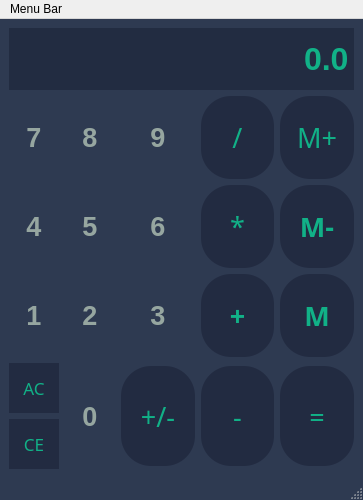
Qt form Calculator_Project/calculator.ui (BartlomiejGajdur/QT) before a commit.
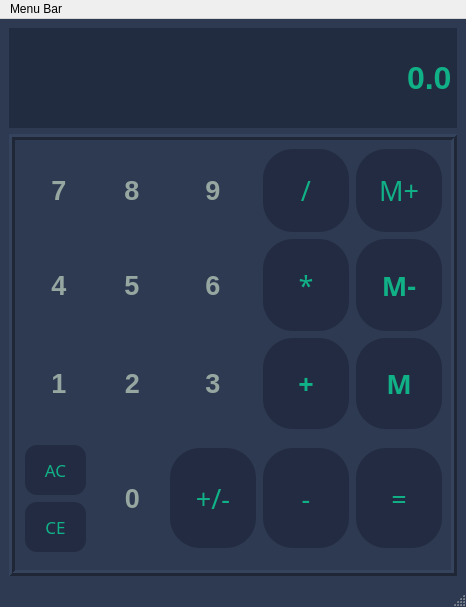
The same form after that commit.

Diff of the .ui file:
```diff
--- a/Calculator_Project/calculator.ui
+++ b/Calculator_Project/calculator.ui
@@ -6,8 +6,8 @@
    <rect>
     <x>0</x>
     <y>0</y>
-    <width>363</width>
-    <height>500</height>
+    <width>466</width>
+    <height>607</height>
    </rect>
   </property>
   <property name="sizePolicy">
@@ -43,9 +43,62 @@
 }</string>
    </property>
    <layout class="QGridLayout" name="gridLayout">
+    <item row="0" column="0">
+     <widget class="QLineEdit" name="Display">
+      <property name="sizePolicy">
+       <sizepolicy hsizetype="Ignored" vsizetype="MinimumExpanding">
+        <horstretch>0</horstretch>
+        <verstretch>0</verstretch>
+       </sizepolicy>
+      </property>
+      <property name="maximumSize">
+       <size>
+        <width>16777215</width>
+        <height>100</height>
+       </size>
+      </property>
+      <property name="font">
+       <font>
+        <family>Arial</family>
+        <pointsize>24</pointsize>
+        <bold>true</bold>
+       </font>
+      </property>
+      <property name="styleSheet">
+       <string notr="true">QLineEdit{
+	background-color: rgba(34,44,65,255);
+	color:rgba(17,177,135,255) ;
+	border: 2px solid rgba(34,44,65,255);
+
+}</string>
+      </property>
+      <property name="text">
+       <string>0.0</string>
+      </property>
+      <property name="alignment">
+       <set>Qt::AlignRight|Qt::AlignTrailing|Qt::AlignVCenter</set>
+      </property>
+     </widget>
+    </item>
     <item row="1" column="0">
+     <widget class="QFrame" name="">
+      <property name="frameShape">
+       <enum>QFrame::Box</enum>
+      </property>
+      <property name="frameShadow">
+       <enum>QFrame::Raised</enum>
+      </property>
+      <property name="lineWidth">
+       <number>3</number>
+      </property>
+      <property name="midLineWidth">
+       <number>0</number>
+      </property>
      <layout class="QGridLayout" name="Layout">
-      <item row="2" column="3">
+       <property name="spacing">
+        <number>7</number>
+       </property>
+       <item row="1" column="3">
        <widget class="QPushButton" name="Multiply">
         <property name="sizePolicy">
          <sizepolicy hsizetype="Expanding" vsizetype="Expanding">
@@ -95,7 +148,210 @@
         </property>
        </widget>
       </item>
-      <item row="3" column="4">
+       <item row="2" column="0" alignment="Qt::AlignHCenter|Qt::AlignVCenter">
+        <widget class="QPushButton" name="Button1">
+         <property name="sizePolicy">
+          <sizepolicy hsizetype="Preferred" vsizetype="Expanding">
+           <horstretch>0</horstretch>
+           <verstretch>0</verstretch>
+          </sizepolicy>
+         </property>
+         <property name="minimumSize">
+          <size>
+           <width>50</width>
+           <height>50</height>
+          </size>
+         </property>
+         <property name="maximumSize">
+          <size>
+           <width>100</width>
+           <height>100</height>
+          </size>
+         </property>
+         <property name="font">
+          <font>
+           <pointsize>20</pointsize>
+           <bold>true</bold>
+          </font>
+         </property>
+         <property name="styleSheet">
+          <string notr="true">QPushButton{
+background-color: rgba(46,58,81,255);
+color: rgba(150,166,160,255);
+border: transparent;
+}
+
+QPushButton:pressed{
+	background-color: rgba(46,58,81,255);
+	color: rgb(255, 255, 255);
+}
+
+QPushButton:hover{
+	background-color: rgba(46,58,81,255);
+	color: rgb(255, 255, 255);
+}</string>
+         </property>
+         <property name="text">
+          <string>1</string>
+         </property>
+         <attribute name="buttonGroup">
+          <string notr="true">buttonGroup</string>
+         </attribute>
+        </widget>
+       </item>
+       <item row="1" column="0" alignment="Qt::AlignHCenter|Qt::AlignVCenter">
+        <widget class="QPushButton" name="Button4">
+         <property name="sizePolicy">
+          <sizepolicy hsizetype="Preferred" vsizetype="Expanding">
+           <horstretch>0</horstretch>
+           <verstretch>0</verstretch>
+          </sizepolicy>
+         </property>
+         <property name="minimumSize">
+          <size>
+           <width>50</width>
+           <height>50</height>
+          </size>
+         </property>
+         <property name="maximumSize">
+          <size>
+           <width>100</width>
+           <height>100</height>
+          </size>
+         </property>
+         <property name="font">
+          <font>
+           <pointsize>20</pointsize>
+           <bold>true</bold>
+          </font>
+         </property>
+         <property name="styleSheet">
+          <string notr="true">QPushButton{
+background-color: rgba(46,58,81,255);
+color: rgba(150,166,160,255);
+border: transparent;
+}
+
+QPushButton:pressed{
+	background-color: rgba(46,58,81,255);
+	color: rgb(255, 255, 255);
+}
+
+QPushButton:hover{
+	background-color: rgba(46,58,81,255);
+	color: rgb(255, 255, 255);
+}</string>
+         </property>
+         <property name="text">
+          <string>4</string>
+         </property>
+         <attribute name="buttonGroup">
+          <string notr="true">buttonGroup</string>
+         </attribute>
+        </widget>
+       </item>
+       <item row="3" column="3">
+        <widget class="QPushButton" name="Substract">
+         <property name="sizePolicy">
+          <sizepolicy hsizetype="Fixed" vsizetype="Fixed">
+           <horstretch>100</horstretch>
+           <verstretch>0</verstretch>
+          </sizepolicy>
+         </property>
+         <property name="minimumSize">
+          <size>
+           <width>61</width>
+           <height>83</height>
+          </size>
+         </property>
+         <property name="maximumSize">
+          <size>
+           <width>100</width>
+           <height>100</height>
+          </size>
+         </property>
+         <property name="font">
+          <font>
+           <family>Segoe Script</family>
+           <pointsize>20</pointsize>
+           <bold>false</bold>
+          </font>
+         </property>
+         <property name="styleSheet">
+          <string notr="true">QPushButton{
+	background-color: rgba(34,43,65,255);
+	
+	color:rgba(17,177,135,255) ;
+ 	border-radius: 30px;
+}
+
+QPushButton:pressed{
+	background-color: #A9A9A9;
+	color: black;
+}
+
+QPushButton:hover {
+    color: #EA382A; 
+    background-color: #ffffff; 
+}</string>
+         </property>
+         <property name="text">
+          <string>-</string>
+         </property>
+        </widget>
+       </item>
+       <item row="0" column="2" alignment="Qt::AlignHCenter|Qt::AlignVCenter">
+        <widget class="QPushButton" name="Button9">
+         <property name="sizePolicy">
+          <sizepolicy hsizetype="Preferred" vsizetype="Expanding">
+           <horstretch>0</horstretch>
+           <verstretch>0</verstretch>
+          </sizepolicy>
+         </property>
+         <property name="minimumSize">
+          <size>
+           <width>50</width>
+           <height>50</height>
+          </size>
+         </property>
+         <property name="maximumSize">
+          <size>
+           <width>100</width>
+           <height>100</height>
+          </size>
+         </property>
+         <property name="font">
+          <font>
+           <pointsize>20</pointsize>
+           <bold>true</bold>
+          </font>
+         </property>
+         <property name="styleSheet">
+          <string notr="true">QPushButton{
+background-color: rgba(46,58,81,255);
+color: rgba(150,166,160,255);
+border: transparent;
+}
+
+QPushButton:pressed{
+	background-color: rgba(46,58,81,255);
+	color: rgb(255, 255, 255);
+}
+
+QPushButton:hover{
+	background-color: rgba(46,58,81,255);
+	color: rgb(255, 255, 255);
+}</string>
+         </property>
+         <property name="text">
+          <string>9</string>
+         </property>
+         <attribute name="buttonGroup">
+          <string notr="true">buttonGroup</string>
+         </attribute>
+        </widget>
+       </item>
+       <item row="2" column="4">
        <widget class="QPushButton" name="MemGet">
         <property name="sizePolicy">
          <sizepolicy hsizetype="Expanding" vsizetype="Expanding">
@@ -148,18 +404,18 @@
         </property>
        </widget>
       </item>
-      <item row="4" column="1" alignment="Qt::AlignHCenter|Qt::AlignVCenter">
-       <widget class="QPushButton" name="Button0">
+       <item row="3" column="2">
+        <widget class="QPushButton" name="ChangeSign">
         <property name="sizePolicy">
-         <sizepolicy hsizetype="Preferred" vsizetype="Expanding">
-          <horstretch>0</horstretch>
+          <sizepolicy hsizetype="Expanding" vsizetype="Expanding">
+           <horstretch>100</horstretch>
           <verstretch>0</verstretch>
          </sizepolicy>
         </property>
         <property name="minimumSize">
          <size>
-          <width>50</width>
-          <height>50</height>
+           <width>61</width>
+           <height>83</height>
          </size>
         </property>
         <property name="maximumSize">
@@ -170,32 +426,86 @@
         </property>
         <property name="font">
          <font>
+           <family>Segoe Script</family>
           <pointsize>20</pointsize>
-          <bold>true</bold>
+           <bold>false</bold>
          </font>
         </property>
         <property name="styleSheet">
          <string notr="true">QPushButton{
-background-color: rgba(46,58,81,255);
-color: rgba(150,166,160,255);
-border: transparent;
+	background-color: rgba(34,43,65,255);
+	
+	color:rgba(17,177,135,255) ;
+ 	border-radius: 30px;
 }
 
 QPushButton:pressed{
-	background-color: rgba(46,58,81,255);
-	color: rgb(255, 255, 255);
+	background-color: #A9A9A9;
+	color: black;
+}
+
+QPushButton:hover {
+    color: #EA382A; 
+    background-color: #ffffff; 
 }</string>
         </property>
         <property name="text">
-         <string>0</string>
-        </property>
-        <attribute name="buttonGroup">
-         <string notr="true">buttonGroup</string>
-        </attribute>
+          <string>+/-</string>
+         </property>
+        </widget>
+       </item>
+       <item row="3" column="4">
+        <widget class="QPushButton" name="Equals">
+         <property name="sizePolicy">
+          <sizepolicy hsizetype="Fixed" vsizetype="Fixed">
+           <horstretch>100</horstretch>
+           <verstretch>0</verstretch>
+          </sizepolicy>
+         </property>
+         <property name="minimumSize">
+          <size>
+           <width>61</width>
+           <height>83</height>
+          </size>
+         </property>
+         <property name="maximumSize">
+          <size>
+           <width>100</width>
+           <height>100</height>
+          </size>
+         </property>
+         <property name="font">
+          <font>
+           <family>Segoe Script</family>
+           <pointsize>20</pointsize>
+           <bold>false</bold>
+          </font>
+         </property>
+         <property name="styleSheet">
+          <string notr="true">QPushButton{
+	background-color: rgba(34,43,65,255);
+	
+	color:rgba(17,177,135,255) ;
+ 	border-radius: 30px;
+}
+
+QPushButton:pressed{
+	background-color: #A9A9A9;
+	color: black;
+}
+
+QPushButton:hover {
+    color: #EA382A; 
+    background-color: #ffffff; 
+}</string>
+         </property>
+         <property name="text">
+          <string>=</string>
+         </property>
        </widget>
       </item>
       <item row="1" column="2" alignment="Qt::AlignHCenter|Qt::AlignVCenter">
-       <widget class="QPushButton" name="Button9">
+        <widget class="QPushButton" name="Button6">
         <property name="sizePolicy">
          <sizepolicy hsizetype="Preferred" vsizetype="Expanding">
           <horstretch>0</horstretch>
@@ -230,18 +540,23 @@
 QPushButton:pressed{
 	background-color: rgba(46,58,81,255);
 	color: rgb(255, 255, 255);
+}
+
+QPushButton:hover{
+	background-color: rgba(46,58,81,255);
+	color: rgb(255, 255, 255);
 }</string>
         </property>
         <property name="text">
-         <string>9</string>
+          <string>6</string>
         </property>
         <attribute name="buttonGroup">
          <string notr="true">buttonGroup</string>
         </attribute>
        </widget>
       </item>
-      <item row="3" column="0" alignment="Qt::AlignHCenter|Qt::AlignVCenter">
-       <widget class="QPushButton" name="Button1">
+       <item row="0" column="1" alignment="Qt::AlignHCenter|Qt::AlignVCenter">
+        <widget class="QPushButton" name="Button8">
         <property name="sizePolicy">
          <sizepolicy hsizetype="Preferred" vsizetype="Expanding">
           <horstretch>0</horstretch>
@@ -276,24 +591,23 @@
 QPushButton:pressed{
 	background-color: rgba(46,58,81,255);
 	color: rgb(255, 255, 255);
+}
+
+QPushButton:hover{
+	background-color: rgba(46,58,81,255);
+	color: rgb(255, 255, 255);
 }</string>
         </property>
         <property name="text">
-         <string>1</string>
+          <string>8</string>
         </property>
         <attribute name="buttonGroup">
          <string notr="true">buttonGroup</string>
         </attribute>
        </widget>
       </item>
-      <item row="3" column="2" alignment="Qt::AlignHCenter|Qt::AlignVCenter">
-       <widget class="QPushButton" name="Button3">
-        <property name="sizePolicy">
-         <sizepolicy hsizetype="Preferred" vsizetype="Expanding">
-          <horstretch>0</horstretch>
-          <verstretch>0</verstretch>
-         </sizepolicy>
-        </property>
+       <item row="3" column="0">
+        <widget class="QFrame" name="">
         <property name="minimumSize">
          <size>
           <width>50</width>
@@ -306,34 +620,16 @@
           <height>100</height>
          </size>
         </property>
-        <property name="font">
-         <font>
-          <pointsize>20</pointsize>
-          <bold>true</bold>
-         </font>
-        </property>
-        <property name="styleSheet">
-         <string notr="true">QPushButton{
-background-color: rgba(46,58,81,255);
-color: rgba(150,166,160,255);
-border: transparent;
-}
-
-QPushButton:pressed{
-	background-color: rgba(46,58,81,255);
-	color: rgb(255, 255, 255);
-}</string>
-        </property>
-        <property name="text">
-         <string>3</string>
-        </property>
-        <attribute name="buttonGroup">
-         <string notr="true">buttonGroup</string>
-        </attribute>
-       </widget>
-      </item>
-      <item row="4" column="0">
        <layout class="QVBoxLayout" name="verticalLayout">
+          <property name="spacing">
+           <number>7</number>
+          </property>
+          <property name="sizeConstraint">
+           <enum>QLayout::SetMaximumSize</enum>
+          </property>
+          <property name="leftMargin">
+           <number>1</number>
+          </property>
         <item>
          <widget class="QPushButton" name="Clear">
           <property name="sizePolicy">
@@ -344,7 +640,13 @@
           </property>
           <property name="minimumSize">
            <size>
-            <width>50</width>
+              <width>61</width>
+              <height>50</height>
+             </size>
+            </property>
+            <property name="maximumSize">
+             <size>
+              <width>100</width>
             <height>50</height>
            </size>
           </property>
@@ -359,13 +661,18 @@
            <string notr="true">QPushButton{
 	background-color: rgba(34,43,65,255);
 	color:rgba(17,177,135,255) ;
- 	border-radius: 50%;
+ 	border-radius: 12px;
 }
 
 QPushButton:pressed{
 	background-color: #A9A9A9;
 
 	color: black;
+}
+
+QPushButton:hover {
+    color: #EA382A; 
+    background-color: #ffffff; 
 }</string>
           </property>
           <property name="text">
@@ -383,7 +690,13 @@
           </property>
           <property name="minimumSize">
            <size>
-            <width>50</width>
+              <width>61</width>
+              <height>50</height>
+             </size>
+            </property>
+            <property name="maximumSize">
+             <size>
+              <width>100</width>
             <height>50</height>
            </size>
           </property>
@@ -398,13 +711,18 @@
            <string notr="true">QPushButton{
 	background-color: rgba(34,43,65,255);
 	color:rgba(17,177,135,255) ;
- 	border-radius: 50%;
+ 	border-radius: 12px;
 }
 
 QPushButton:pressed{
 	background-color: #A9A9A9;
 
 	color: black;
+}
+
+QPushButton:hover {
+    color: #EA382A; 
+    background-color: #ffffff; 
 }</string>
           </property>
           <property name="text">
@@ -413,9 +731,110 @@
          </widget>
         </item>
        </layout>
-      </item>
-      <item row="3" column="1">
-       <widget class="QPushButton" name="Button2">
+        </widget>
+       </item>
+       <item row="2" column="3">
+        <widget class="QPushButton" name="Add">
+         <property name="sizePolicy">
+          <sizepolicy hsizetype="Expanding" vsizetype="Expanding">
+           <horstretch>0</horstretch>
+           <verstretch>0</verstretch>
+          </sizepolicy>
+         </property>
+         <property name="minimumSize">
+          <size>
+           <width>61</width>
+           <height>83</height>
+          </size>
+         </property>
+         <property name="maximumSize">
+          <size>
+           <width>100</width>
+           <height>100</height>
+          </size>
+         </property>
+         <property name="font">
+          <font>
+           <family>Segoe Script</family>
+           <pointsize>20</pointsize>
+           <bold>true</bold>
+          </font>
+         </property>
+         <property name="styleSheet">
+          <string notr="true">QPushButton{
+	background-color: rgba(34,43,65,255);
+	
+	color:rgba(17,177,135,255) ;
+ 	border-radius: 30px;
+}
+
+QPushButton:pressed{
+	background-color: #A9A9A9;
+	color: black;
+}
+
+QPushButton:hover {
+    color: #EA382A; 
+    background-color: #ffffff; 
+}</string>
+         </property>
+         <property name="text">
+          <string>+</string>
+         </property>
+        </widget>
+       </item>
+       <item row="1" column="4">
+        <widget class="QPushButton" name="MemSubstract">
+         <property name="sizePolicy">
+          <sizepolicy hsizetype="Expanding" vsizetype="Expanding">
+           <horstretch>100</horstretch>
+           <verstretch>0</verstretch>
+          </sizepolicy>
+         </property>
+         <property name="minimumSize">
+          <size>
+           <width>61</width>
+           <height>83</height>
+          </size>
+         </property>
+         <property name="maximumSize">
+          <size>
+           <width>100</width>
+           <height>100</height>
+          </size>
+         </property>
+         <property name="font">
+          <font>
+           <family>Segoe Script</family>
+           <pointsize>20</pointsize>
+           <bold>true</bold>
+          </font>
+         </property>
+         <property name="styleSheet">
+          <string notr="true">QPushButton{
+	background-color: rgba(34,43,65,255);
+	
+	color:rgba(17,177,135,255) ;
+ 	border-radius: 30px;
+}
+
+QPushButton:pressed{
+	background-color: #A9A9A9;
+	color: black;
+}
+
+QPushButton:hover {
+    color: #EA382A; 
+    background-color: #ffffff; 
+}</string>
+         </property>
+         <property name="text">
+          <string>M-</string>
+         </property>
+        </widget>
+       </item>
+       <item row="2" column="2" alignment="Qt::AlignHCenter|Qt::AlignVCenter">
+        <widget class="QPushButton" name="Button3">
         <property name="sizePolicy">
          <sizepolicy hsizetype="Preferred" vsizetype="Expanding">
           <horstretch>0</horstretch>
@@ -450,17 +869,22 @@
 QPushButton:pressed{
 	background-color: rgba(46,58,81,255);
 	color: rgb(255, 255, 255);
+}
+
+QPushButton:hover{
+	background-color: rgba(46,58,81,255);
+	color: rgb(255, 255, 255);
 }</string>
         </property>
         <property name="text">
-         <string>2</string>
+          <string>3</string>
         </property>
         <attribute name="buttonGroup">
          <string notr="true">buttonGroup</string>
         </attribute>
        </widget>
       </item>
-      <item row="2" column="1" alignment="Qt::AlignHCenter|Qt::AlignVCenter">
+       <item row="1" column="1" alignment="Qt::AlignHCenter|Qt::AlignVCenter">
        <widget class="QPushButton" name="Button5">
         <property name="sizePolicy">
          <sizepolicy hsizetype="Preferred" vsizetype="Expanding">
@@ -496,6 +920,11 @@
 QPushButton:pressed{
 	background-color: rgba(46,58,81,255);
 	color: rgb(255, 255, 255);
+}
+
+QPushButton:hover{
+	background-color: rgba(46,58,81,255);
+	color: rgb(255, 255, 255);
 }</string>
         </property>
         <property name="text">
@@ -506,299 +935,7 @@
         </attribute>
        </widget>
       </item>
-      <item row="1" column="1" alignment="Qt::AlignHCenter|Qt::AlignVCenter">
-       <widget class="QPushButton" name="Button8">
-        <property name="sizePolicy">
-         <sizepolicy hsizetype="Preferred" vsizetype="Expanding">
-          <horstretch>0</horstretch>
-          <verstretch>0</verstretch>
-         </sizepolicy>
-        </property>
-        <property name="minimumSize">
-         <size>
-          <width>50</width>
-          <height>50</height>
-         </size>
-        </property>
-        <property name="maximumSize">
-         <size>
-          <width>100</width>
-          <height>100</height>
-         </size>
-        </property>
-        <property name="font">
-         <font>
-          <pointsize>20</pointsize>
-          <bold>true</bold>
-         </font>
-        </property>
-        <property name="styleSheet">
-         <string notr="true">QPushButton{
-background-color: rgba(46,58,81,255);
-color: rgba(150,166,160,255);
-border: transparent;
-}
-
-QPushButton:pressed{
-	background-color: rgba(46,58,81,255);
-	color: rgb(255, 255, 255);
-}</string>
-        </property>
-        <property name="text">
-         <string>8</string>
-        </property>
-        <attribute name="buttonGroup">
-         <string notr="true">buttonGroup</string>
-        </attribute>
-       </widget>
-      </item>
-      <item row="2" column="2" alignment="Qt::AlignHCenter|Qt::AlignVCenter">
-       <widget class="QPushButton" name="Button6">
-        <property name="sizePolicy">
-         <sizepolicy hsizetype="Preferred" vsizetype="Expanding">
-          <horstretch>0</horstretch>
-          <verstretch>0</verstretch>
-         </sizepolicy>
-        </property>
-        <property name="minimumSize">
-         <size>
-          <width>50</width>
-          <height>50</height>
-         </size>
-        </property>
-        <property name="maximumSize">
-         <size>
-          <width>100</width>
-          <height>100</height>
-         </size>
-        </property>
-        <property name="font">
-         <font>
-          <pointsize>20</pointsize>
-          <bold>true</bold>
-         </font>
-        </property>
-        <property name="styleSheet">
-         <string notr="true">QPushButton{
-background-color: rgba(46,58,81,255);
-color: rgba(150,166,160,255);
-border: transparent;
-}
-
-QPushButton:pressed{
-	background-color: rgba(46,58,81,255);
-	color: rgb(255, 255, 255);
-}</string>
-        </property>
-        <property name="text">
-         <string>6</string>
-        </property>
-        <attribute name="buttonGroup">
-         <string notr="true">buttonGroup</string>
-        </attribute>
-       </widget>
-      </item>
-      <item row="1" column="4">
-       <widget class="QPushButton" name="MemAdd">
-        <property name="sizePolicy">
-         <sizepolicy hsizetype="Fixed" vsizetype="Fixed">
-          <horstretch>100</horstretch>
-          <verstretch>0</verstretch>
-         </sizepolicy>
-        </property>
-        <property name="minimumSize">
-         <size>
-          <width>61</width>
-          <height>83</height>
-         </size>
-        </property>
-        <property name="maximumSize">
-         <size>
-          <width>100</width>
-          <height>100</height>
-         </size>
-        </property>
-        <property name="font">
-         <font>
-          <family>Segoe Script</family>
-          <pointsize>20</pointsize>
-          <bold>false</bold>
-         </font>
-        </property>
-        <property name="styleSheet">
-         <string notr="true">QPushButton{
-	background-color: rgba(34,43,65,255);
-	
-	color:rgba(17,177,135,255) ;
- 	border-radius: 30px;
-}
-
-QPushButton:pressed{
-	background-color: #A9A9A9;
-	color: black;
-}
-
-QPushButton:hover {
-    color: #EA382A; 
-    background-color: #ffffff; 
-}</string>
-        </property>
-        <property name="text">
-         <string>M+</string>
-        </property>
-       </widget>
-      </item>
-      <item row="1" column="3">
-       <widget class="QPushButton" name="Divide">
-        <property name="sizePolicy">
-         <sizepolicy hsizetype="Fixed" vsizetype="Fixed">
-          <horstretch>100</horstretch>
-          <verstretch>0</verstretch>
-         </sizepolicy>
-        </property>
-        <property name="minimumSize">
-         <size>
-          <width>61</width>
-          <height>83</height>
-         </size>
-        </property>
-        <property name="maximumSize">
-         <size>
-          <width>100</width>
-          <height>100</height>
-         </size>
-        </property>
-        <property name="font">
-         <font>
-          <family>Segoe Script</family>
-          <pointsize>20</pointsize>
-          <bold>false</bold>
-         </font>
-        </property>
-        <property name="styleSheet">
-         <string notr="true">QPushButton{
-	background-color: rgba(34,43,65,255);
-	
-	color:rgba(17,177,135,255) ;
- 	border-radius: 30px;
-}
-
-QPushButton:pressed{
-	background-color: #A9A9A9;
-	color: black;
-}
-
-QPushButton:hover {
-    color: #EA382A; 
-    background-color: #ffffff; 
-}</string>
-        </property>
-        <property name="text">
-         <string>/</string>
-        </property>
-       </widget>
-      </item>
-      <item row="4" column="4">
-       <widget class="QPushButton" name="Equals">
-        <property name="sizePolicy">
-         <sizepolicy hsizetype="Fixed" vsizetype="Fixed">
-          <horstretch>100</horstretch>
-          <verstretch>0</verstretch>
-         </sizepolicy>
-        </property>
-        <property name="minimumSize">
-         <size>
-          <width>61</width>
-          <height>83</height>
-         </size>
-        </property>
-        <property name="maximumSize">
-         <size>
-          <width>100</width>
-          <height>100</height>
-         </size>
-        </property>
-        <property name="font">
-         <font>
-          <family>Segoe Script</family>
-          <pointsize>20</pointsize>
-          <bold>false</bold>
-         </font>
-        </property>
-        <property name="styleSheet">
-         <string notr="true">QPushButton{
-	background-color: rgba(34,43,65,255);
-	
-	color:rgba(17,177,135,255) ;
- 	border-radius: 30px;
-}
-
-QPushButton:pressed{
-	background-color: #A9A9A9;
-	color: black;
-}
-
-QPushButton:hover {
-    color: #EA382A; 
-    background-color: #ffffff; 
-}</string>
-        </property>
-        <property name="text">
-         <string>=</string>
-        </property>
-       </widget>
-      </item>
-      <item row="4" column="2">
-       <widget class="QPushButton" name="ChangeSign">
-        <property name="sizePolicy">
-         <sizepolicy hsizetype="Expanding" vsizetype="Expanding">
-          <horstretch>100</horstretch>
-          <verstretch>0</verstretch>
-         </sizepolicy>
-        </property>
-        <property name="minimumSize">
-         <size>
-          <width>50</width>
-          <height>50</height>
-         </size>
-        </property>
-        <property name="maximumSize">
-         <size>
-          <width>100</width>
-          <height>100</height>
-         </size>
-        </property>
-        <property name="font">
-         <font>
-          <family>Segoe Script</family>
-          <pointsize>20</pointsize>
-          <bold>false</bold>
-         </font>
-        </property>
-        <property name="styleSheet">
-         <string notr="true">QPushButton{
-	background-color: rgba(34,43,65,255);
-	
-	color:rgba(17,177,135,255) ;
- 	border-radius: 30px;
-}
-
-QPushButton:pressed{
-	background-color: #A9A9A9;
-	color: black;
-}
-
-QPushButton:hover {
-    color: #EA382A; 
-    background-color: #ffffff; 
-}</string>
-        </property>
-        <property name="text">
-         <string>+/-</string>
-        </property>
-       </widget>
-      </item>
-      <item row="1" column="0" alignment="Qt::AlignHCenter|Qt::AlignVCenter">
+       <item row="0" column="0" alignment="Qt::AlignHCenter|Qt::AlignVCenter">
        <widget class="QPushButton" name="Button7">
         <property name="sizePolicy">
          <sizepolicy hsizetype="Preferred" vsizetype="Expanding">
@@ -834,6 +971,11 @@
 QPushButton:pressed{
 	background-color: rgba(46,58,81,255);
 	color: rgb(255, 255, 255);
+}
+
+QPushButton:hover{
+	background-color: rgba(46,58,81,255);
+	color: rgb(255, 255, 255);
 }</string>
         </property>
         <property name="text">
@@ -844,8 +986,8 @@
         </attribute>
        </widget>
       </item>
-      <item row="2" column="0" alignment="Qt::AlignHCenter|Qt::AlignVCenter">
-       <widget class="QPushButton" name="Button4">
+       <item row="2" column="1">
+        <widget class="QPushButton" name="Button2">
         <property name="sizePolicy">
          <sizepolicy hsizetype="Preferred" vsizetype="Expanding">
           <horstretch>0</horstretch>
@@ -880,20 +1022,25 @@
 QPushButton:pressed{
 	background-color: rgba(46,58,81,255);
 	color: rgb(255, 255, 255);
+}
+
+QPushButton:hover{
+	background-color: rgba(46,58,81,255);
+	color: rgb(255, 255, 255);
 }</string>
         </property>
         <property name="text">
-         <string>4</string>
+          <string>2</string>
         </property>
         <attribute name="buttonGroup">
          <string notr="true">buttonGroup</string>
         </attribute>
        </widget>
       </item>
-      <item row="2" column="4">
-       <widget class="QPushButton" name="MemSubstract">
+       <item row="0" column="3">
+        <widget class="QPushButton" name="Divide">
         <property name="sizePolicy">
-         <sizepolicy hsizetype="Expanding" vsizetype="Expanding">
+          <sizepolicy hsizetype="Fixed" vsizetype="Fixed">
           <horstretch>100</horstretch>
           <verstretch>0</verstretch>
          </sizepolicy>
@@ -914,7 +1061,7 @@
          <font>
           <family>Segoe Script</family>
           <pointsize>20</pointsize>
-          <bold>true</bold>
+           <bold>false</bold>
          </font>
         </property>
         <property name="styleSheet">
@@ -936,15 +1083,15 @@
 }</string>
         </property>
         <property name="text">
-         <string>M-</string>
+          <string>/</string>
         </property>
        </widget>
       </item>
-      <item row="4" column="3">
-       <widget class="QPushButton" name="Substract">
+       <item row="3" column="1" alignment="Qt::AlignHCenter|Qt::AlignVCenter">
+        <widget class="QPushButton" name="Button0">
         <property name="sizePolicy">
-         <sizepolicy hsizetype="Fixed" vsizetype="Fixed">
-          <horstretch>100</horstretch>
+          <sizepolicy hsizetype="Preferred" vsizetype="Expanding">
+           <horstretch>0</horstretch>
           <verstretch>0</verstretch>
          </sizepolicy>
         </property>
@@ -962,38 +1109,39 @@
         </property>
         <property name="font">
          <font>
-          <family>Segoe Script</family>
           <pointsize>20</pointsize>
-          <bold>false</bold>
+           <bold>true</bold>
          </font>
         </property>
         <property name="styleSheet">
          <string notr="true">QPushButton{
-	background-color: rgba(34,43,65,255);
-	
-	color:rgba(17,177,135,255) ;
- 	border-radius: 30px;
+background-color: rgba(46,58,81,255);
+color: rgba(150,166,160,255);
+border: transparent;
 }
 
 QPushButton:pressed{
-	background-color: #A9A9A9;
-	color: black;
+	background-color: rgba(46,58,81,255);
+	color: rgb(255, 255, 255);
 }
 
-QPushButton:hover {
-    color: #EA382A; 
-    background-color: #ffffff; 
+QPushButton:hover{
+	background-color: rgba(46,58,81,255);
+	color: rgb(255, 255, 255);
 }</string>
         </property>
         <property name="text">
-         <string>-</string>
-        </property>
-       </widget>
-      </item>
-      <item row="3" column="3">
-       <widget class="QPushButton" name="Add">
+          <string>0</string>
+         </property>
+         <attribute name="buttonGroup">
+          <string notr="true">buttonGroup</string>
+         </attribute>
+        </widget>
+       </item>
+       <item row="0" column="4">
+        <widget class="QPushButton" name="MemAdd">
         <property name="sizePolicy">
-         <sizepolicy hsizetype="Expanding" vsizetype="Expanding">
+          <sizepolicy hsizetype="Fixed" vsizetype="Fixed">
           <horstretch>0</horstretch>
           <verstretch>0</verstretch>
          </sizepolicy>
@@ -1014,7 +1162,7 @@
          <font>
           <family>Segoe Script</family>
           <pointsize>20</pointsize>
-          <bold>true</bold>
+           <bold>false</bold>
          </font>
         </property>
         <property name="styleSheet">
@@ -1036,47 +1184,11 @@
 }</string>
         </property>
         <property name="text">
-         <string>+</string>
+          <string>M+</string>
         </property>
        </widget>
       </item>
      </layout>
-    </item>
-    <item row="0" column="0">
-     <widget class="QLineEdit" name="Display">
-      <property name="sizePolicy">
-       <sizepolicy hsizetype="Ignored" vsizetype="Expanding">
-        <horstretch>0</horstretch>
-        <verstretch>0</verstretch>
-       </sizepolicy>
-      </property>
-      <property name="maximumSize">
-       <size>
-        <width>16777215</width>
-        <height>150</height>
-       </size>
-      </property>
-      <property name="font">
-       <font>
-        <family>Arial</family>
-        <pointsize>24</pointsize>
-        <bold>true</bold>
-       </font>
-      </property>
-      <property name="styleSheet">
-       <string notr="true">QLineEdit{
-	background-color: rgba(34,44,65,255);
-	color:rgba(17,177,135,255) ;
-	border: 2px solid rgba(34,44,65,255);
-
-}</string>
-      </property>
-      <property name="text">
-       <string>0.0</string>
-      </property>
-      <property name="alignment">
-       <set>Qt::AlignRight|Qt::AlignTrailing|Qt::AlignVCenter</set>
-      </property>
      </widget>
     </item>
    </layout>
@@ -1087,7 +1199,7 @@
     <rect>
      <x>0</x>
      <y>0</y>
-     <width>363</width>
+     <width>466</width>
      <height>31</height>
     </rect>
    </property>
```
Left out of the diff: 2 changed lines with no effect on the pictures. Lines whose indentation alone changed are shown as unchanged.
